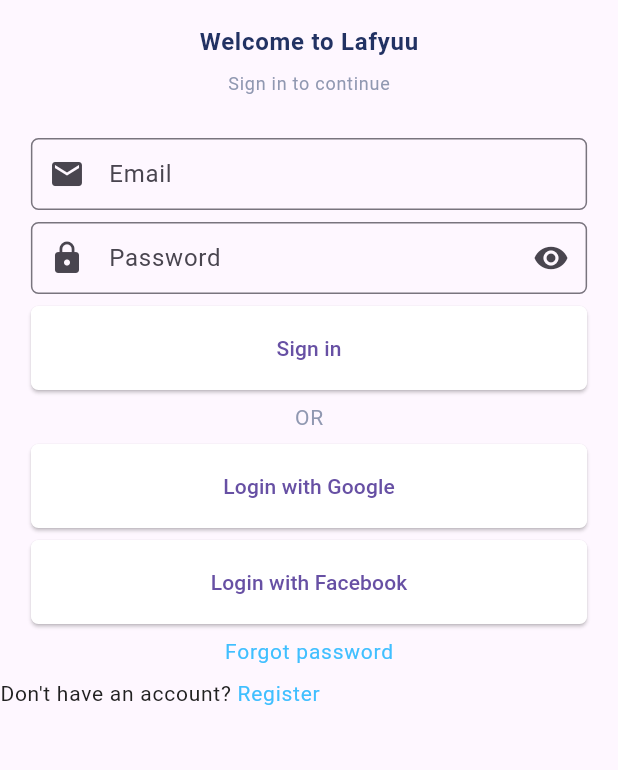
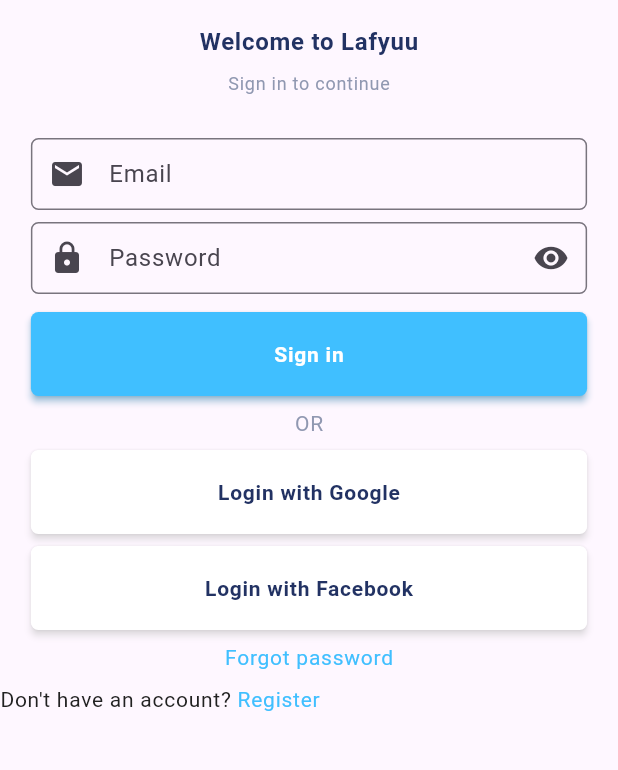
Before and after one commit to Amirelo/ClothesShop_App, a Flutter app: the screen it shows after launch, on a phone screen of 412 x 824 dp, the part 258-1028 px from its top. Run offline on Flutter 3.47's test engine with Material 3 defaults, Android fonts, the phone set to English and light mode, and no system bars.

Commit message:
Update custom_button: text color base on background color

```diff
--- a/lib/src/screens/auth/sign_in_screen.dart
+++ b/lib/src/screens/auth/sign_in_screen.dart
@@ -35,8 +35,8 @@ class SignInScreen extends StatelessWidget {
         ),
 
         const CustomInput(placeholder: "Email", icon: Icons.email,),
-        const CustomInput(placeholder: "Password", icon: Icons.lock),
-        const CustomButton(onPressed: _buttonAction, text: "Sign in"),
+        const CustomInput(placeholder: "Password", icon: Icons.lock, marginBottom: 12,),
+        CustomButton(onPressed: _buttonAction, text: "Sign in", backgroundColor: ThemeDefault().primaryColor,),
         CustomText(
           text: "OR",
           textColor: ThemeDefault().secondaryTextColor,
--- a/lib/src/widgets/custom_button.dart
+++ b/lib/src/widgets/custom_button.dart
@@ -1,6 +1,8 @@
+import 'package:clothes_shop/src/colors/theme_default.dart';
+import 'package:clothes_shop/src/widgets/custom_text.dart';
 import 'package:flutter/material.dart';
 
-class CustomButton extends StatelessWidget{
+class CustomButton extends StatelessWidget {
   final Function() onPressed;
   final String text;
   final Color backgroundColor;
@@ -12,48 +14,47 @@ class CustomButton extends StatelessWidget{
   final double marginBottom;
   final double marginHorizontal;
 
-  const CustomButton({
-    super.key,
+  const CustomButton(
+      {super.key,
       required this.onPressed,
       required this.text,
-
       this.backgroundColor = const Color(0xffFFFFFF),
-
       this.width = double.infinity,
       this.height = double.maxFinite,
       this.borderRadius = 5,
-
       this.marginTop = 0,
       this.marginBottom = 8,
-    this.marginHorizontal = 0
-    });
+      this.marginHorizontal = 0});
   @override
   Widget build(BuildContext context) {
-    return
-    Padding(
+    return Padding(
       padding: EdgeInsets.only(
           top: marginTop,
           bottom: marginBottom,
           left: marginHorizontal,
-        right: marginHorizontal
-      ),
+          right: marginHorizontal),
       child: SizedBox(
         width: MediaQuery.of(context).size.width * 0.9,
         height: 56,
         child: FractionallySizedBox(
-          child: (
-            ElevatedButton(
+          child: (ElevatedButton(
               onPressed: onPressed,
               style: ButtonStyle(
-                backgroundColor: MaterialStateProperty.all<Color>(backgroundColor),
+                  backgroundColor:
+                      MaterialStateProperty.all<Color>(backgroundColor),
+                  shadowColor: MaterialStateProperty.all(backgroundColor),
+                  elevation: MaterialStateProperty.all(2),
                   shape: MaterialStateProperty.all<RoundedRectangleBorder>(
                     RoundedRectangleBorder(
-                    borderRadius: BorderRadius.circular(borderRadius)
-                  )
-                )
-              ),
-              child: Text(text),)
-          ),
+                        borderRadius: BorderRadius.circular(borderRadius)),
+                  )),
+              child: CustomText(
+                text: text,
+                marginBottom: 0,
+                fontWeight: FontWeight.bold,
+                fontSize: 14,
+                textColor: backgroundColor == ThemeDefault().backgroundColor ? ThemeDefault().textColor : ThemeDefault().backgroundColor,
+              ))),
         ),
       ),
     );
```
Lines whose indentation alone changed are shown as unchanged.
